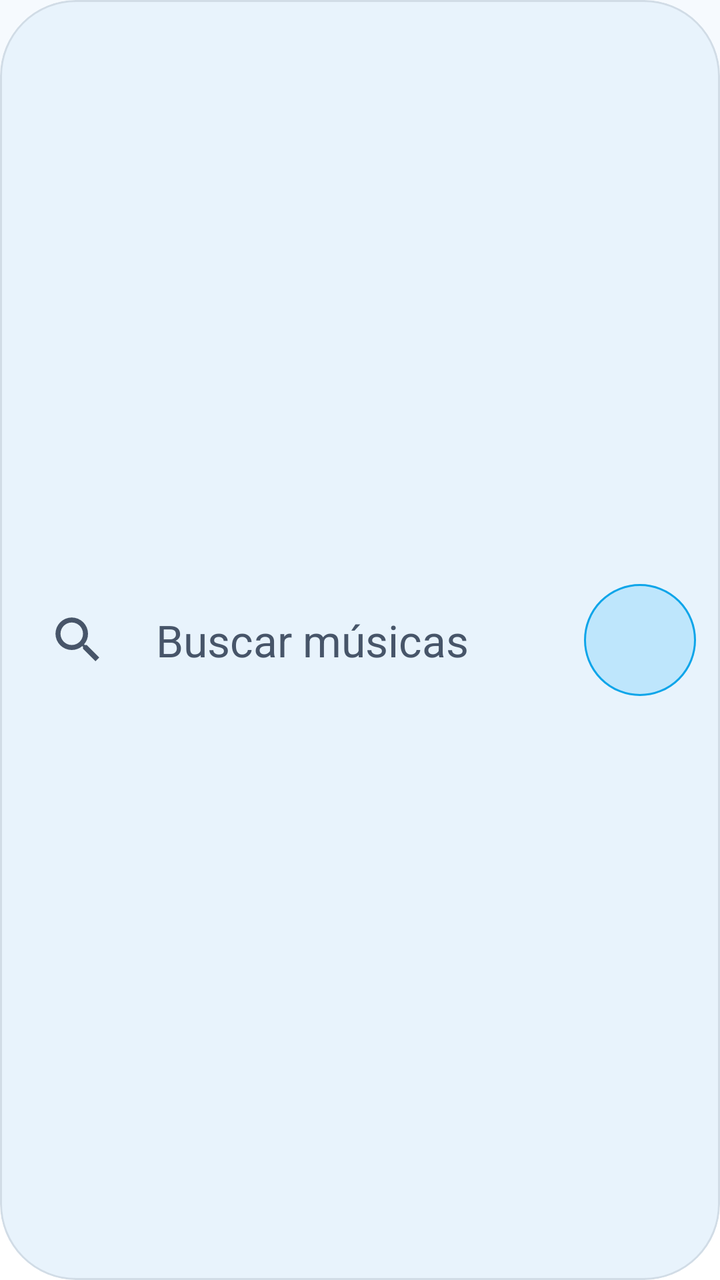
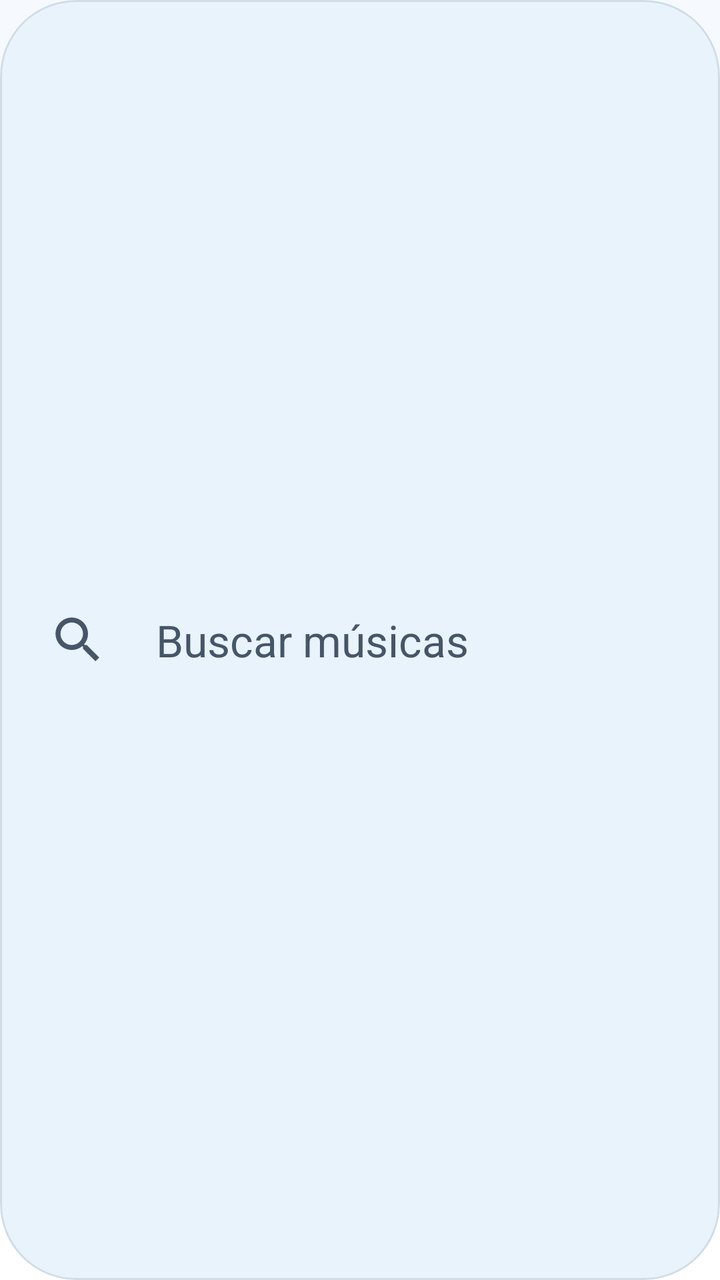

Two renders of the same Android screen: before a commit and after it. Below are the layout's source before the change and the commit's diff.
<!-- AndroidManifest.xml: another module's application theme Theme.MystMusic -->
<!-- res/layout/item_home_search.xml -->
<?xml version="1.0" encoding="utf-8"?>
<com.google.android.material.card.MaterialCardView xmlns:android="http://schemas.android.com/apk/res/android"
    xmlns:app="http://schemas.android.com/apk/res-auto"
    android:id="@+id/homeSearchCard"
    android:layout_width="match_parent"
    android:layout_height="76dp"
    android:layout_marginStart="@dimen/screen_margin"
    android:layout_marginEnd="@dimen/screen_margin"
    android:clickable="true"
    android:contentDescription="@string/search_hint"
    android:focusable="true"
    app:cardBackgroundColor="?attr/mystSurfaceAlt"
    app:cardCornerRadius="38dp"
    app:cardElevation="0dp"
    app:strokeColor="?attr/mystStroke"
    app:strokeWidth="1dp">

    <LinearLayout
        android:layout_width="match_parent"
        android:layout_height="match_parent"
        android:gravity="center_vertical"
        android:orientation="horizontal"
        android:paddingStart="@dimen/space_m"
        android:paddingEnd="@dimen/space_s">

        <ImageView
            android:layout_width="30dp"
            android:layout_height="30dp"
            android:contentDescription="@null"
            android:src="@drawable/ic_search"
            app:tint="?attr/mystOnSurfaceDim" />

        <TextView
            android:layout_width="0dp"
            android:layout_height="wrap_content"
            android:layout_marginStart="@dimen/space_m"
            android:layout_weight="1"
            android:text="@string/search_hint"
            android:textColor="?attr/mystOnSurfaceDim"
            android:textSize="22sp" />

        <FrameLayout
            android:layout_width="56dp"
            android:layout_height="56dp"
            android:background="@drawable/bg_avatar">

            <TextView
                android:id="@+id/homeAvatar"
                android:layout_width="wrap_content"
                android:layout_height="wrap_content"
                android:layout_gravity="center"
                android:fontFamily="sans-serif-medium"
                android:textColor="?attr/mystAccentText"
                android:textSize="20sp" />
        </FrameLayout>
    </LinearLayout>
</com.google.android.material.card.MaterialCardView>
<!-- resources referenced by this layout -->
<resources>
  <dimen name="screen_margin">48dp</dimen>
  <dimen name="space_m">24dp</dimen>
  <dimen name="space_s">12dp</dimen>
  <!-- drawable bg_avatar (drawable) -->
  <?xml version="1.0" encoding="utf-8"?>
  <shape xmlns:android="http://schemas.android.com/apk/res/android" android:shape="oval">
      <solid android:color="?attr/mystAccentAlpha24" />
      <stroke android:width="1dp" android:color="?attr/mystAccent" />
  </shape>
  <string name="search_hint">Buscar músicas</string>
  <color name="light_accent">#0EA5E9</color>
  <color name="on_accent">#04202E</color>
  <color name="sky_400">#38BDF8</color>
  <color name="light_accent_text">#0369A1</color>
  <color name="light_surface">#FFFFFF</color>
  <color name="light_text">#0F172A</color>
  <color name="light_surface_alt">#E8F3FC</color>
  <color name="light_text_dim">#475569</color>
  <color name="light_stroke_strong">#330F172A</color>
  <color name="light_error">#DC2626</color>
  <color name="white">#FFFFFF</color>
  <color name="accent_alpha_24">#3D38BDF8</color>
  <color name="light_bg">#F6FAFE</color>
  <color name="light_navbar">#EBFFFFFF</color>
  <color name="light_stroke">#1A0F172A</color>
  <color name="light_accent_dark">#0284C7</color>
  <color name="on_image">#FFFFFF</color>
  <color name="image_scrim">#80000000</color>
  <color name="light_player_scrim">#CCF6FAFE</color>
  <color name="light_success">#15803D</color>
  <color name="accent_alpha_16">#2938BDF8</color>
  <!-- drawable bg_app (drawable) -->
  <?xml version="1.0" encoding="utf-8"?>
  <shape xmlns:android="http://schemas.android.com/apk/res/android" android:shape="rectangle">
      <gradient android:angle="270" android:startColor="?attr/mystBackground" android:endColor="?attr/mystSurface" />
  </shape>
  <style name="ThemeOverlay.MystMusic.Dialog" parent="ThemeOverlay.Material3.MaterialAlertDialog">
          <item name="colorSurface">?attr/mystSurfaceAlt</item>
          <item name="colorOnSurface">?attr/mystOnSurface</item>
          <item name="colorPrimary">?attr/mystAccentText</item>
          <item name="android:windowBackground">@color/transparent</item>
          <item name="android:windowAnimationStyle">@style/Animation.MystMusic.Dialog</item>
      </style>
  <style name="ThemeOverlay.MystMusic.BottomSheet" parent="ThemeOverlay.Material3.BottomSheetDialog">
          <item name="bottomSheetStyle">@style/Widget.MystMusic.BottomSheet</item>
          <item name="android:windowBackground">@color/transparent</item>
      </style>
  <style name="Animation.MystMusic.Window" parent="@android:style/Animation.Activity">
          <item name="android:activityOpenEnterAnimation">@anim/screen_fade_in</item>
          <item name="android:activityOpenExitAnimation">@anim/screen_fade_out</item>
          <item name="android:activityCloseEnterAnimation">@anim/screen_fade_in</item>
          <item name="android:activityCloseExitAnimation">@anim/screen_fade_out</item>
      </style>
  <color name="transparent">#00000000</color>
  <style name="Animation.MystMusic.Dialog" parent="@android:style/Animation.Dialog">
          <item name="android:windowEnterAnimation">@anim/dialog_in</item>
          <item name="android:windowExitAnimation">@anim/screen_fade_out</item>
      </style>
  <style name="Widget.MystMusic.BottomSheet" parent="Widget.Material3.BottomSheet.Modal">
          <item name="backgroundTint">?attr/mystSurfaceAlt</item>
          <item name="shapeAppearanceOverlay">@style/ShapeAppearance.MystMusic.BottomSheet</item>
      </style>
  <style name="ShapeAppearance.MystMusic.BottomSheet" parent="">
          <item name="cornerFamily">rounded</item>
          <item name="cornerSizeTopLeft">28dp</item>
          <item name="cornerSizeTopRight">28dp</item>
          <item name="cornerSizeBottomLeft">0dp</item>
          <item name="cornerSizeBottomRight">0dp</item>
      </style>
  <!-- unchanged entries left out for length: 3 -->
</resources>

<!-- the commit's change to res/layout/item_home_search.xml (unified diff, before → after) -->
@@ -21,7 +21,7 @@
         android:gravity="center_vertical"
         android:orientation="horizontal"
         android:paddingStart="@dimen/space_m"
-        android:paddingEnd="@dimen/space_s">
+        android:paddingEnd="@dimen/space_m">
 
         <ImageView
             android:layout_width="30dp"
@@ -39,19 +39,5 @@
             android:textColor="?attr/mystOnSurfaceDim"
             android:textSize="22sp" />
 
-        <FrameLayout
-            android:layout_width="56dp"
-            android:layout_height="56dp"
-            android:background="@drawable/bg_avatar">
-
-            <TextView
-                android:id="@+id/homeAvatar"
-                android:layout_width="wrap_content"
-                android:layout_height="wrap_content"
-                android:layout_gravity="center"
-                android:fontFamily="sans-serif-medium"
-                android:textColor="?attr/mystAccentText"
-                android:textSize="20sp" />
-        </FrameLayout>
     </LinearLayout>
 </com.google.android.material.card.MaterialCardView>
<!-- resource entries referenced after the edit -->
@@ -2,13 +2,6 @@
 <resources>
   <dimen name="screen_margin">48dp</dimen>
   <dimen name="space_m">24dp</dimen>
-  <dimen name="space_s">12dp</dimen>
-  <!-- drawable bg_avatar (drawable) -->
-  <?xml version="1.0" encoding="utf-8"?>
-  <shape xmlns:android="http://schemas.android.com/apk/res/android" android:shape="oval">
-      <solid android:color="?attr/mystAccentAlpha24" />
-      <stroke android:width="1dp" android:color="?attr/mystAccent" />
-  </shape>
   <string name="search_hint">Buscar músicas</string>
   <color name="light_accent">#0EA5E9</color>
   <color name="on_accent">#04202E</color>
